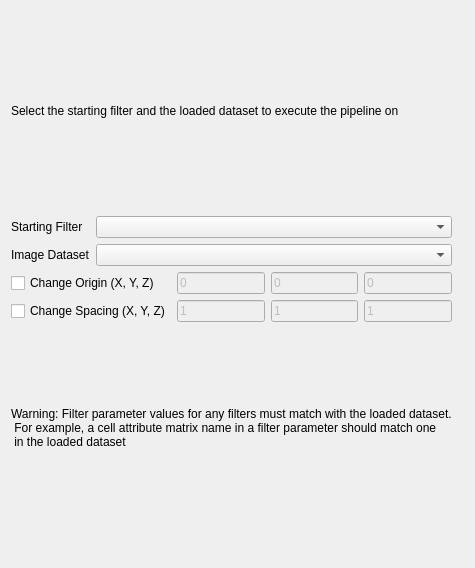
Above: SIMPLVtkLib/Wizards/ExecutePipeline/UI_Files/AdvancedPipelineExecutionPage.ui from tplatt77/SIMPLVtkLib before the change. Below: the same form after it.
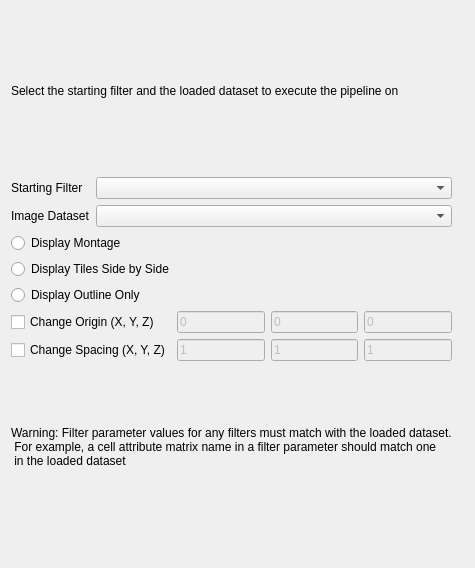
That is the form after the change.

Commit message: Added display options to the Execute Pipeline wizard *Display options are currently the same as for the Import Montage wizard

Diff of the .ui file:
```diff
--- a/SIMPLVtkLib/Wizards/ExecutePipeline/UI_Files/AdvancedPipelineExecutionPage.ui
+++ b/SIMPLVtkLib/Wizards/ExecutePipeline/UI_Files/AdvancedPipelineExecutionPage.ui
@@ -17,6 +17,20 @@
    <property name="sizeConstraint">
     <enum>QLayout::SetDefaultConstraint</enum>
    </property>
+   <item row="3" column="0">
+    <widget class="QRadioButton" name="sideBySideRB">
+     <property name="text">
+      <string>Display Tiles Side by Side</string>
+     </property>
+    </widget>
+   </item>
+   <item row="2" column="0">
+    <widget class="QRadioButton" name="displayMontageRB">
+     <property name="text">
+      <string>Display Montage</string>
+     </property>
+    </widget>
+   </item>
    <item row="0" column="0">
     <widget class="QLabel" name="label_2">
      <property name="text">
@@ -24,7 +38,16 @@
      </property>
     </widget>
    </item>
-   <item row="6" column="0" colspan="3">
+   <item row="6" column="0">
+    <widget class="QLabel" name="label_4">
+     <property name="text">
+      <string>Warning: Filter parameter values for any filters must match with the loaded dataset.
+ For example, a cell attribute matrix name in a filter parameter should match one
+ in the loaded dataset</string>
+     </property>
+    </widget>
+   </item>
+   <item row="9" column="0" colspan="3">
     <spacer name="verticalSpacer">
      <property name="orientation">
       <enum>Qt::Vertical</enum>
@@ -40,15 +63,6 @@
      </property>
     </spacer>
    </item>
-   <item row="3" column="0">
-    <widget class="QLabel" name="label_4">
-     <property name="text">
-      <string>Warning: Filter parameter values for any filters must match with the loaded dataset.
- For example, a cell attribute matrix name in a filter parameter should match one
- in the loaded dataset</string>
-     </property>
-    </widget>
-   </item>
    <item row="1" column="0">
     <layout class="QGridLayout" name="gridLayout_2">
      <item row="0" column="0">
@@ -86,7 +100,7 @@
      </item>
     </layout>
    </item>
-   <item row="2" column="0">
+   <item row="5" column="0">
     <layout class="QGridLayout" name="advancedGridLayout">
      <item row="0" column="0">
       <widget class="QCheckBox" name="changeOriginCB">
@@ -164,6 +178,13 @@
      </item>
     </layout>
    </item>
+   <item row="4" column="0">
+    <widget class="QRadioButton" name="outlineOnlyRB">
+     <property name="text">
+      <string>Display Outline Only</string>
+     </property>
+    </widget>
+   </item>
   </layout>
  </widget>
  <resources/>
```
The commit also changes 4 other files.
